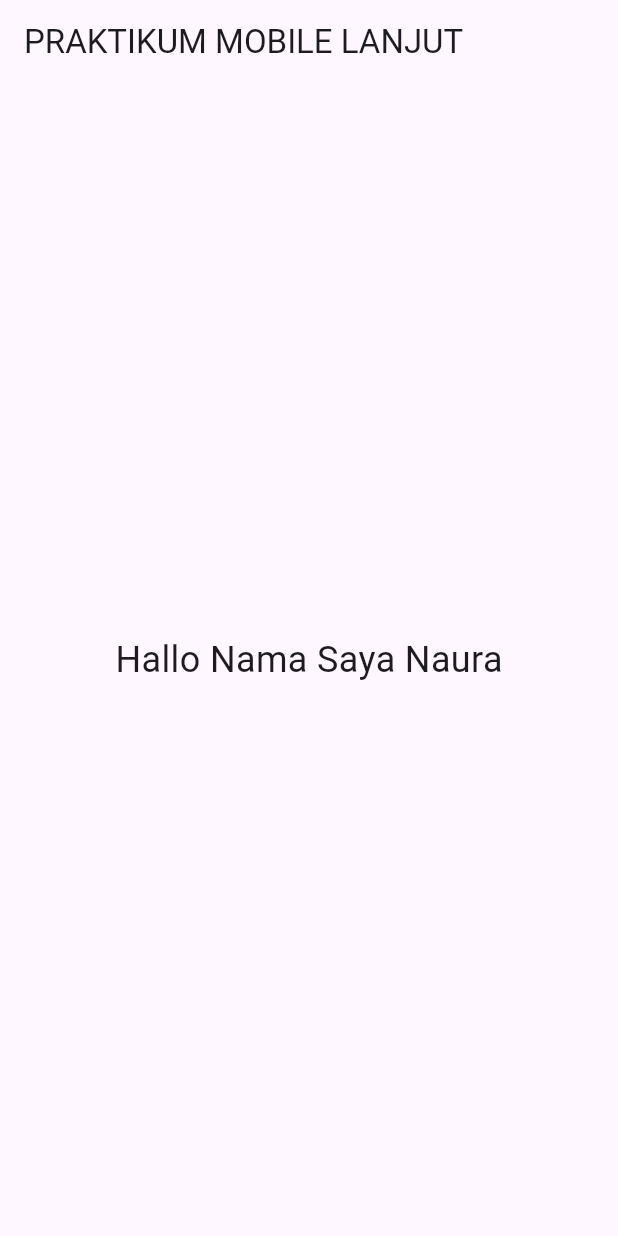
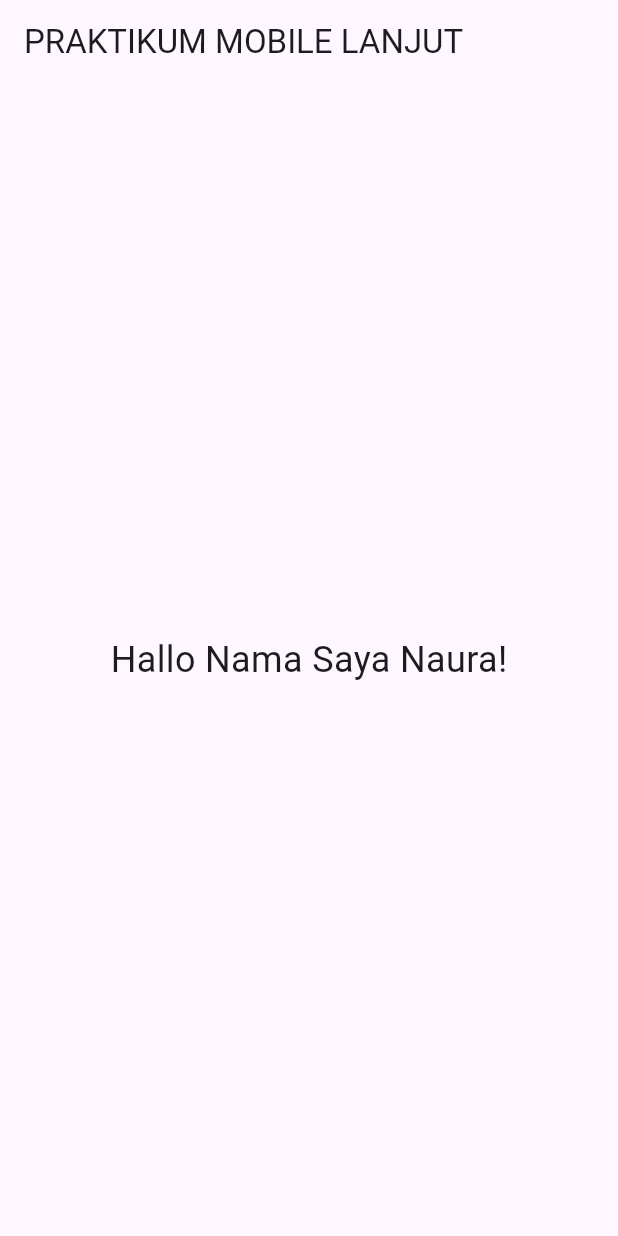
Before and after one commit to nawuraa/prak-mobilelanjut-2417051005, a Flutter app: the screen it shows after launch, on a phone screen of 412 x 824 dp. Run offline on Flutter 3.47's test engine with Material 3 defaults, Android fonts, the phone set to English and light mode, and no system bars.

Commit message:
pertemuan 2

```diff
--- a/lib/main.dart
+++ b/lib/main.dart
@@ -20,7 +20,7 @@ class MyApp extends StatelessWidget {
         ),
         body: const Center(
           child: Text(
-            'Hallo Nama Saya Naura',
+            'Hallo Nama Saya Naura!',
             style: TextStyle(fontSize: 24),
           ),
         ),
```
